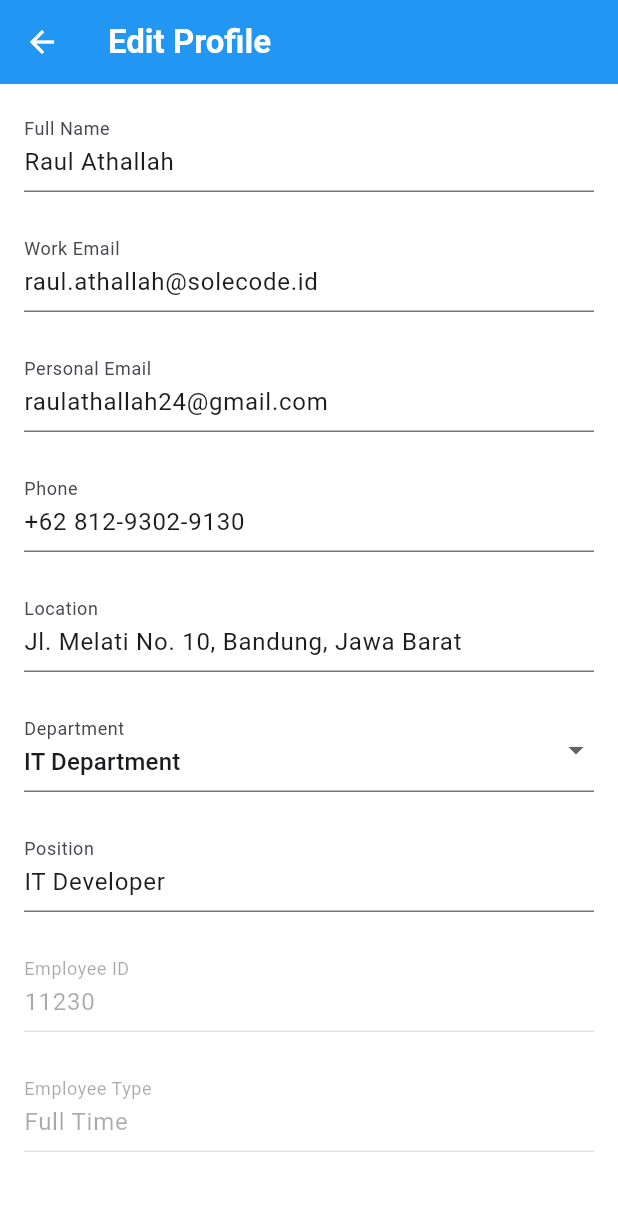
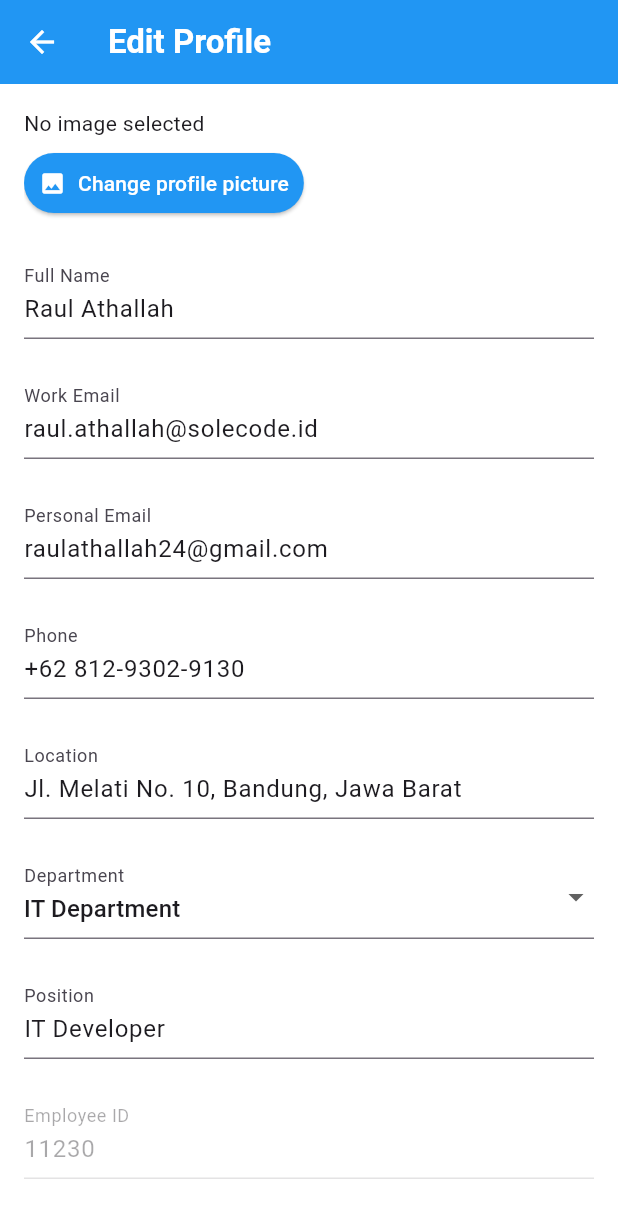
Before and after one commit to raulathallah/flutter-sa-mini, a Flutter app: the screen it shows after launch, item 3 of the bottom bar chosen, after a tap on the "edit" icon, on a phone screen of 412 x 824 dp. Shown: the top 1218 px of the screen. Run offline on Flutter 3.47's test engine with Material 3 defaults, Android fonts, the phone set to English and light mode, and no system bars; our stand-ins replace fluttertoast, image_picker, mask_text_input_formatter.

Commit message:
mini 4: add profile photo update

```diff
--- a/lib/models/employee.dart
+++ b/lib/models/employee.dart
@@ -6,7 +6,7 @@ class Employee {
   String personalEmail;
   String phone;
   String location;
-  String profilePhoto;
+  String? profilePhoto;
 
   //tambahan
   String nation;
@@ -22,7 +22,7 @@ class Employee {
     this.personalEmail = '',
     this.phone = '',
     this.location = '',
-    this.profilePhoto = '',
+    this.profilePhoto,
     this.nation = '',
     this.joinDate = '',
     this.employeeId = '',
--- a/lib/providers/form_profile_providers.dart
+++ b/lib/providers/form_profile_providers.dart
@@ -14,7 +14,6 @@ class FormProfileProviders with ChangeNotifier {
   final personalEmailController = TextEditingController();
   final phoneController = TextEditingController();
   final locationController = TextEditingController();
-  final profilePhotoController = TextEditingController();
   final nationController = TextEditingController();
   final employeeIdController = TextEditingController();
   final employeeTypeController = TextEditingController();
@@ -54,7 +53,7 @@ class FormProfileProviders with ChangeNotifier {
     notifyListeners();
   }
 
-  void setProfilePhoto(String value) {
+  void setProfilePhoto(String? value) {
     formData.profilePhoto = value;
     notifyListeners();
   }
@@ -90,7 +89,6 @@ class FormProfileProviders with ChangeNotifier {
     formData.personalEmail = personalEmailController.text;
     formData.phone = phoneController.text;
     formData.location = locationController.text;
-    formData.profilePhoto = profilePhotoController.text;
     formData.nation = nationController.text;
     formData.employeeId = employeeIdController.text;
     formData.employeeType = employeeTypeController.text;
@@ -105,7 +103,6 @@ class FormProfileProviders with ChangeNotifier {
     personalEmailController.clear();
     phoneController.clear();
     locationController.clear();
-    profilePhotoController.clear();
     nationController.clear();
     employeeIdController.clear();
     employeeTypeController.clear();
--- a/lib/screen/home_screen.dart
+++ b/lib/screen/home_screen.dart
@@ -1,3 +1,5 @@
+import 'dart:io';
+
 import 'package:flutter/material.dart';
 import 'package:hr_attendance_tracker/models/button.dart';
 import 'package:hr_attendance_tracker/models/employee.dart';
@@ -108,9 +110,17 @@ class HomeScreen extends StatelessWidget {
                       ],
                     ),
 
+                    // CircleAvatar(
+                    //   radius: 48,
+                    //   backgroundImage: AssetImage('assets/images/pp_raul.jpg'),
+                    // ),
                     CircleAvatar(
                       radius: 48,
-                      backgroundImage: AssetImage('assets/images/pp_raul.jpg'),
+                      backgroundImage: FileImage(
+                        File(
+                          emp.profilePhoto!,
+                        ), // Make sure it's not null or empty
+                      ),
                     ),
                   ],
                 ),
--- a/lib/screen/profile_screen.dart
+++ b/lib/screen/profile_screen.dart
@@ -1,3 +1,5 @@
+import 'dart:io';
+
 import 'package:flutter/material.dart';
 import 'package:hr_attendance_tracker/models/employee.dart';
 import 'package:hr_attendance_tracker/screen/profile_update_screen.dart';
@@ -46,10 +48,17 @@ Widget buildProfileHeader(BuildContext context, Employee emp) {
         crossAxisAlignment: CrossAxisAlignment.center,
         mainAxisAlignment: MainAxisAlignment.spaceBetween,
         children: [
+          // CircleAvatar(
+          //   radius: 40,
+          //   backgroundImage: AssetImage('assets/images/pp_raul.jpg'),
+          // ),
           CircleAvatar(
             radius: 40,
-            backgroundImage: AssetImage('assets/images/pp_raul.jpg'),
+            backgroundImage: FileImage(
+              File(emp.profilePhoto!), // Make sure it's not null or empty
+            ),
           ),
+
           Column(
             crossAxisAlignment: CrossAxisAlignment.start,
             mainAxisAlignment: MainAxisAlignment.center,
--- a/lib/screen/profile_update_screen.dart
+++ b/lib/screen/profile_update_screen.dart
@@ -1,7 +1,10 @@
+import 'dart:io';
+
 import 'package:flutter/material.dart';
 import 'package:hr_attendance_tracker/models/employee.dart';
 import 'package:hr_attendance_tracker/providers/form_profile_providers.dart';
 import 'package:hr_attendance_tracker/providers/profile_providers.dart';
+import 'package:image_picker/image_picker.dart';
 import 'package:mask_text_input_formatter/mask_text_input_formatter.dart';
 import 'package:provider/provider.dart';
 
@@ -12,6 +15,22 @@ class ProfileUpdateScreen extends StatefulWidget {
 
 class _ProfileUpdateScreenState extends State<ProfileUpdateScreen> {
   bool isLoading = false;
+  File? _image;
+  final picker = ImagePicker();
+
+  Future<void> pickImage() async {
+    final pickedFile = await picker.pickImage(source: ImageSource.gallery);
+    if (pickedFile != null) {
+      final formProviderTemp = Provider.of<FormProfileProviders>(
+        context,
+        listen: false,
+      );
+      setState(() {
+        _image = File(pickedFile.path);
+      });
+      formProviderTemp.setProfilePhoto(pickedFile.path);
+    }
+  }
 
   @override
   void initState() {
@@ -33,8 +52,7 @@ class _ProfileUpdateScreenState extends State<ProfileUpdateScreen> {
         profileProvider.user.personalEmail;
     formProvider.phoneController.text = profileProvider.user.phone;
     formProvider.locationController.text = profileProvider.user.location;
-    formProvider.profilePhotoController.text =
-        profileProvider.user.profilePhoto;
+
     formProvider.nationController.text = profileProvider.user.nation;
     formProvider.employeeIdController.text = profileProvider.user.employeeId;
     formProvider.employeeTypeController.text =
@@ -72,8 +90,42 @@ class _ProfileUpdateScreenState extends State<ProfileUpdateScreen> {
                 child: Form(
                   key: formProvider.formKey,
                   child: Column(
+                    crossAxisAlignment: CrossAxisAlignment.start,
                     spacing: 24,
                     children: [
+                      //IMAGE
+                      Column(
+                        spacing: 6,
+                        crossAxisAlignment: CrossAxisAlignment.start,
+                        mainAxisAlignment: MainAxisAlignment.start,
+                        children: [
+                          _image != null
+                              ? Image.file(_image!, height: 140)
+                              : Text("No image selected"),
+
+                          ElevatedButton.icon(
+                            icon: Icon(Icons.image),
+                            style: ElevatedButton.styleFrom(
+                              backgroundColor: Colors.blue,
+                              foregroundColor: Colors.white,
+
+                              shape: RoundedRectangleBorder(
+                                borderRadius: BorderRadius.circular(20),
+                              ),
+
+                              padding: EdgeInsets.symmetric(
+                                horizontal: 10,
+                                vertical: 6,
+                              ),
+                            ),
+                            onPressed: () {
+                              pickImage();
+                            },
+                            label: Text("Change profile picture"),
+                          ),
+                        ],
+                      ),
+
                       //FULL NAME
                       TextFormField(
                         controller: formProvider.fullNameController,
--- a/pubspec.yaml
+++ b/pubspec.yaml
@@ -34,7 +34,7 @@ dependencies:
   provider: ^6.1.1
   fluttertoast: ^8.2.4
   mask_text_input_formatter: ^2.9.0
-
+  image_picker: ^1.1.2
   # The following adds the Cupertino Icons font to your application.
   # Use with the CupertinoIcons class for iOS style icons.
   cupertino_icons: ^1.0.8
```
Also changed, not shown: pubspec.lock, 5 other files.
